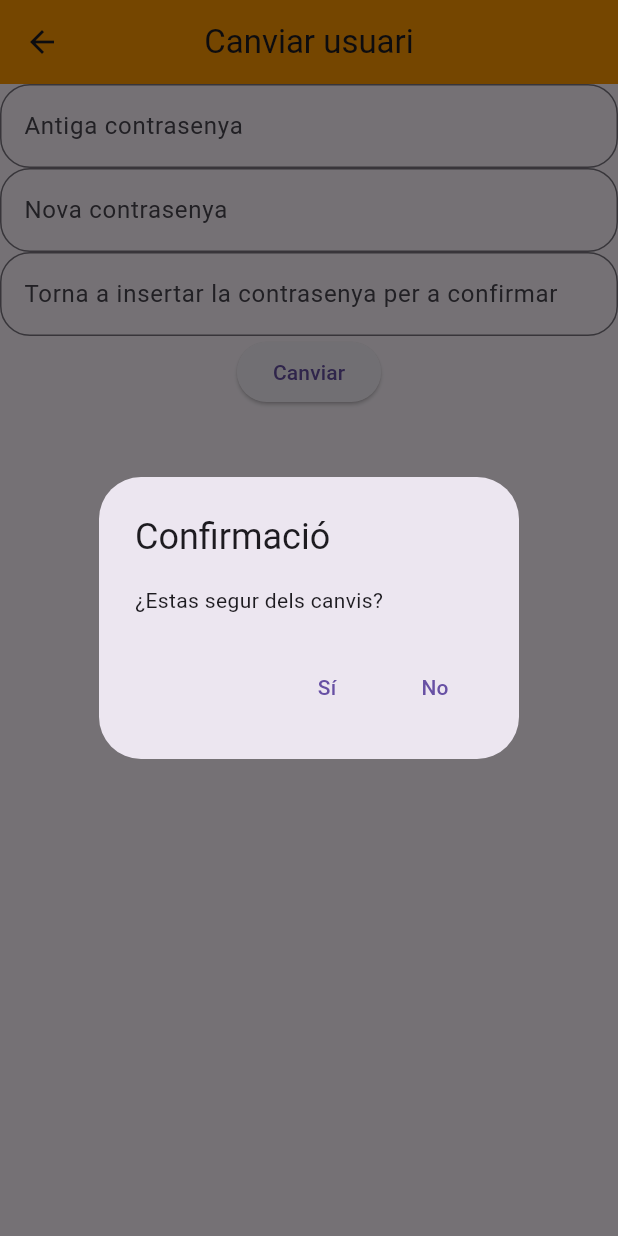
After one commit to JoelFusterBosch/Projecte_Final_DAM_Gestio-_d_una_falla, a Flutter app: the EditarContrasenya screen opened directly, after a tap on "Canviar", on a phone screen of 412 x 824 dp. The commit adds this screen. Run offline on Flutter 3.47's test engine with Material 3 defaults, Android fonts, the phone set to English and light mode, and no system bars; missing offline and left inert: dart:ffi, nfc_manager.

Commit message:
Creació de repositori, serveis + pantalles de Editar perfil, Afegir membre i Crear familia, sols la interficie

```diff
--- a/gestio_falla/lib/provider/eventProvider.dart
+++ b/gestio_falla/lib/provider/eventProvider.dart
@@ -1,5 +1,6 @@
 import 'package:flutter/widgets.dart';
+import 'package:gestio_falla/repository/events_repository.dart';
 
 class Eventprovider with ChangeNotifier{
-
+  final _EventRepository = EventsRepository();
 }
--- /dev/null
+++ b/gestio_falla/lib/screens/editar_contrasenya.dart
@@ -0,0 +1,117 @@
+import 'package:flutter/material.dart';
+
+class EditarContrasenya extends StatefulWidget{
+  const EditarContrasenya({super.key});
+
+  @override
+  State<EditarContrasenya> createState() => EditarContrasenyaState();
+
+}
+
+class EditarContrasenyaState extends State<EditarContrasenya>{
+  @override
+  Widget build(BuildContext context) {
+    // TODO: implement build
+    return Scaffold(
+      appBar: AppBar(
+        title: Text("Canviar usuari"),
+        centerTitle: true,
+        backgroundColor: Colors.orange,
+      ),
+      body: Center(
+        child: Column(
+          children: [
+            TextFormField(
+              keyboardType: TextInputType.text,
+              obscureText: true,
+              decoration: InputDecoration(
+                border: OutlineInputBorder(
+                  borderRadius: BorderRadius.circular(20)
+                ),
+                labelText: 'Antiga contrasenya'
+              ),
+              validator: (value) {
+                    if (value == null || value.isEmpty) {
+                      return 'El camp Antiga contrasenya és obligatori';
+                    }
+                    return null;
+                  },
+            ),
+
+            TextFormField(
+              keyboardType: TextInputType.text,
+              obscureText: true,
+              decoration: InputDecoration(
+                border: OutlineInputBorder(
+                  borderRadius: BorderRadius.circular(20)
+                ),
+                labelText: 'Nova contrasenya'
+              ),
+              validator: (value) {
+                    if (value == null || value.isEmpty) {
+                      return 'El camp Nova contrasenya és obligatori';
+                    }
+                    return null;
+                  },
+            ),
+            TextFormField(
+              keyboardType: TextInputType.text,
+              obscureText: true,
+              decoration: InputDecoration(
+                border: OutlineInputBorder(
+                  borderRadius: BorderRadius.circular(20)
+                ),
+                labelText: 'Torna a insertar la contrasenya per a confirmar'
+              ),
+              validator: (value) {
+                    if (value == null || value.isEmpty) {
+                      return 'El camp Torna a insertar la contrasenya per a confirmar és obligatori';
+                    }
+                    return null;
+                  },
+            ),
+            ElevatedButton(onPressed: (){
+              mostrarAlerta(context);
+            }, child: Text("Canviar"))
+          ],
+        ),
+      ),
+    );
+  }
+  void mostrarAlerta(BuildContext context) {
+    showDialog(
+      context: context,
+      builder: (BuildContext context) {
+        return AlertDialog(
+          title: Text("Confirmació"),
+          content: Text("¿Estas segur dels canvis?"),
+          actions: <Widget>[
+            TextButton(
+              child: Text("Sí"),
+              onPressed: () {
+                Navigator.of(context).pop(true); // Torna vertader al tancar
+              },
+            ),
+            TextButton(
+              child: Text("No"),
+              onPressed: () {
+                Navigator.of(context).pop(false); // Torna fals al tancar
+              },
+            ),
+          ],
+        );
+      },
+    ).then((resultado) {
+      // Aquí manejas la respuesta del usuario
+      if (resultado != null && resultado) {
+        ScaffoldMessenger.of(context).showSnackBar(
+          SnackBar(content: Text("Has acceptat l'acció")),
+        );
+      } else {
+        ScaffoldMessenger.of(context).showSnackBar(
+          SnackBar(content: Text("Has cancelat l'acció")),
+        );
+      }
+    });
+  }
+}
--- a/gestio_falla/lib/screens/llegir_nfc_screen.dart
+++ b/gestio_falla/lib/screens/llegir_nfc_screen.dart
@@ -30,7 +30,11 @@ class LlegirNFCScreenState extends State<LlegirNFCScreen> {
   @override
   Widget build(BuildContext context) {
     return Scaffold(
-      appBar: AppBar(title: Text("Lector NFC")),
+      appBar: AppBar(
+        title: Text("Llegir NFC"),
+        centerTitle: true,
+        backgroundColor: Colors.orange
+      ),
       body: Center(
         child: Column(
           mainAxisAlignment: MainAxisAlignment.center,
--- a/gestio_falla/pubspec.yaml
+++ b/gestio_falla/pubspec.yaml
@@ -36,6 +36,7 @@ dependencies:
   cupertino_icons: ^1.0.8
   provider: ^6.1.4
   nfc_manager: ^3.2.0
+  http: ^1.3.0
 
 dev_dependencies:
   flutter_test:
```
Also changed, not shown: gestio_falla/lib/domain/event.dart (+12 -2 lines), gestio_falla/lib/domain/membre.dart (+16 -3 lines), gestio_falla/lib/domain/registra_event.dart (+12 -2 lines), gestio_falla/lib/domain/ticket.dart (+8 -0 lines), gestio_falla/lib/repository/events_repository.dart (added, +15 -0 lines), gestio_falla/lib/screens/afegir_membre.dart (added, +112 -0 lines), gestio_falla/lib/screens/crear_familia.dart (added, +112 -0 lines), gestio_falla/lib/screens/editar_perfil.dart (added, +48 -0 lines), gestio_falla/lib/screens/editar_usuari.dart (added, +112 -0 lines), gestio_falla/lib/screens/event_categoria_detallat_screen.dart (+9 -5 lines), gestio_falla/lib/screens/event_detallat_screen.dart (+14 -9 lines), gestio_falla/lib/screens/events_screen.dart (+26 -6 lines), gestio_falla/lib/screens/perfil_screen.dart (+18 -11 lines), gestio_falla/lib/services/events_service.dart (added, +24 -0 lines), 1 more files, 1 other file.
